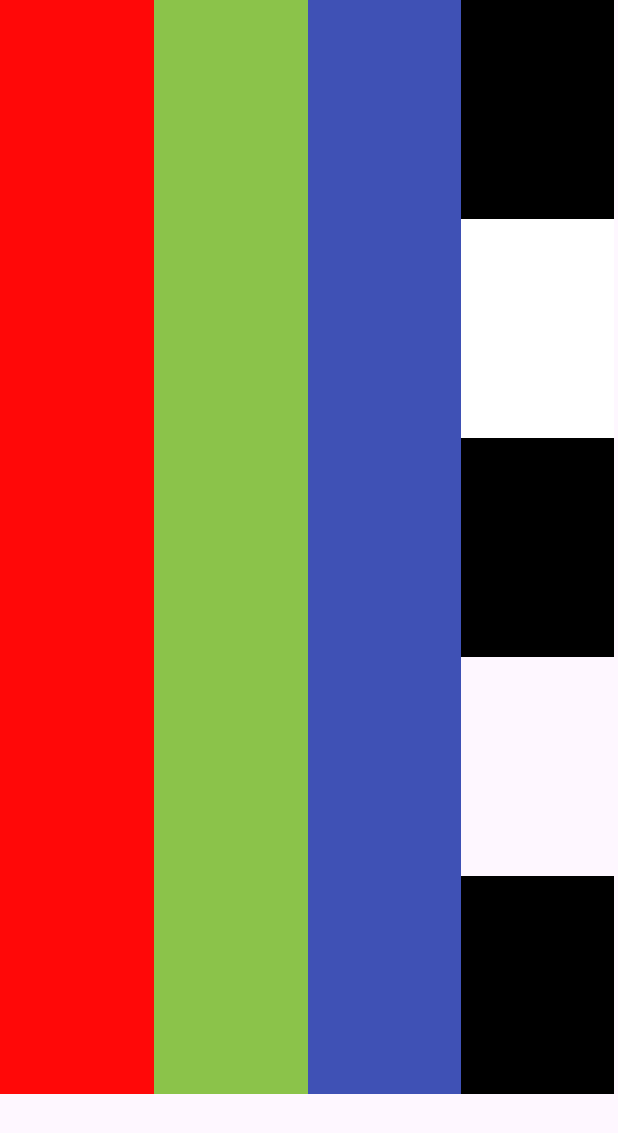
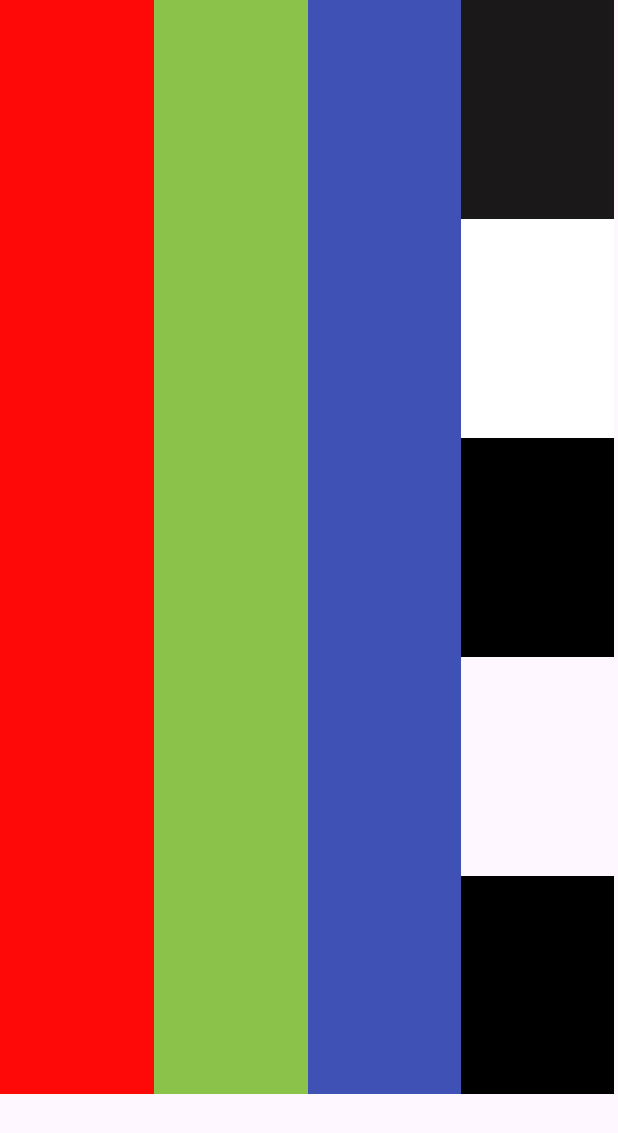
Before and after one commit to JuanjeGarciaV-dev/Programacion-Multimedia, an Android app: the screen it shows after launch (MainActivity), on a phone screen of 412 x 824 dp. Shown: the top 1133 px of the screen. Run offline under Robolectric (Android 15) with nearby library versions, the phone set to English and light mode, and no system bars.

Commit message:
diferentes views con linearlayout y colores varios

```diff
--- a/TareaT04/app/src/main/res/layout/activity_main.xml
+++ b/TareaT04/app/src/main/res/layout/activity_main.xml
@@ -46,7 +46,7 @@
                 android:layout_width="match_parent"
                 android:layout_height="wrap_content"
                 android:layout_weight="1"
-                android:background="#000000" />
+                android:background="#1A1818" />
 
             <View
                 android:id="@+id/view5"
```
